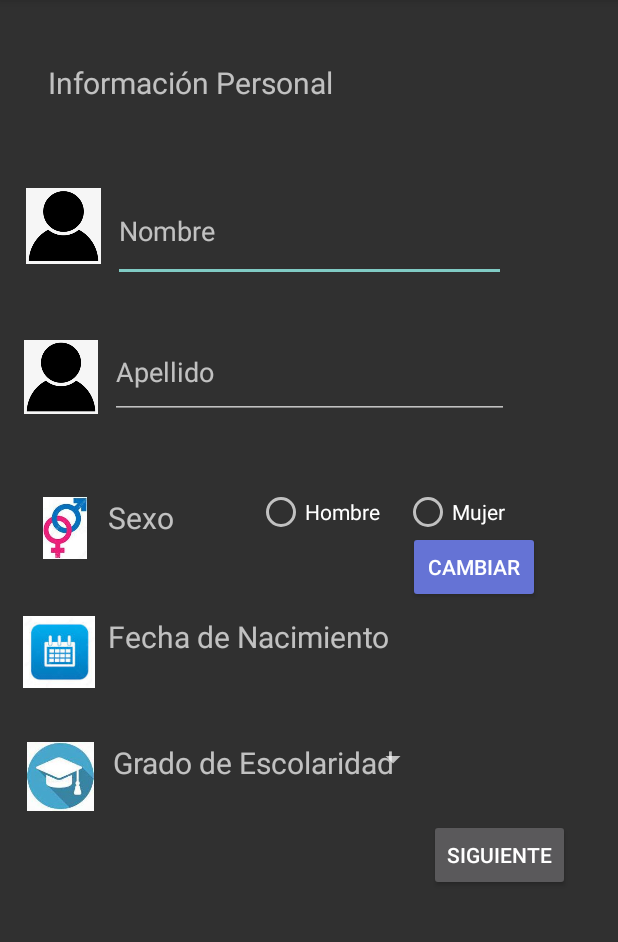
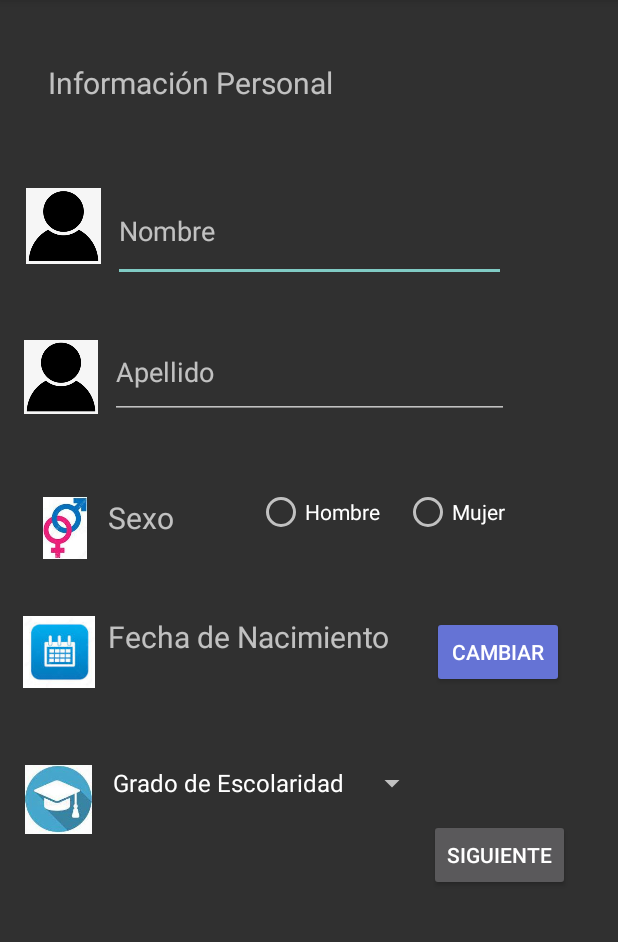
Before and after one commit to juangrestrepo/LasbCM20221-Gr10, an Android app: the screen it shows after launch (MainActivity), on a phone screen of 412 x 824 dp, the part 84-1026 px from its top. Run offline under Robolectric (Android 15) with nearby library versions, the phone set to English and light mode, and no system bars.

Commit message:
Se corrige campo Escolaridad

```diff
--- a/Lab1-UI/src/main/res/layout/activity_main.xml
+++ b/Lab1-UI/src/main/res/layout/activity_main.xml
@@ -11,24 +11,11 @@
         android:layout_width="218dp"
         android:layout_height="23dp"
         android:layout_alignBottom="@id/txtGrado"
-        android:layout_marginTop="56dp"
+        android:layout_marginTop="72dp"
         app:layout_constraintEnd_toEndOf="parent"
-        app:layout_constraintHorizontal_bias="0.352"
+        app:layout_constraintHorizontal_bias="0.347"
         app:layout_constraintStart_toStartOf="parent"
         app:layout_constraintTop_toBottomOf="@+id/txtFecha"
-        tools:ignore="MissingConstraints" />
-
-    <TextView
-        android:id="@+id/txtGrado"
-        android:layout_width="218dp"
-        android:layout_height="23dp"
-        android:layout_marginTop="124dp"
-        android:text="@string/grado"
-        android:textSize="20dp"
-        app:layout_constraintEnd_toEndOf="parent"
-        app:layout_constraintHorizontal_bias="0.388"
-        app:layout_constraintStart_toStartOf="parent"
-        app:layout_constraintTop_toBottomOf="@+id/opciones_sexo"
         tools:ignore="MissingConstraints" />
 
     <TextView
@@ -130,13 +117,12 @@
         android:id="@+id/btnCambiarFecha"
         android:layout_width="wrap_content"
         android:layout_height="wrap_content"
-        android:layout_marginStart="12dp"
-        android:layout_marginBottom="144dp"
+        android:layout_marginStart="28dp"
         android:backgroundTint="#6573D5"
         android:text="@string/cambiar"
         app:iconTint="#C52525"
-        app:layout_constraintBottom_toTopOf="@+id/button"
-        app:layout_constraintStart_toEndOf="@+id/txtFecha" />
+        app:layout_constraintStart_toEndOf="@+id/txtFecha"
+        app:layout_constraintTop_toTopOf="@+id/txtFecha" />
 
     <ImageView
         android:id="@+id/imageView7"
@@ -190,9 +176,9 @@
         android:id="@+id/imageView8"
         android:layout_width="46dp"
         android:layout_height="46dp"
-        android:layout_marginEnd="12dp"
-        app:layout_constraintEnd_toStartOf="@+id/txtGrado"
-        app:layout_constraintTop_toTopOf="@+id/txtGrado"
+        android:layout_marginEnd="5dp"
+        app:layout_constraintEnd_toStartOf="@+id/spinner"
+        app:layout_constraintTop_toTopOf="@+id/spinner"
         app:srcCompat="@drawable/graduacion" />
 
     <!--
--- a/Lab1-UI/src/main/res/values/strings.xml
+++ b/Lab1-UI/src/main/res/values/strings.xml
@@ -21,7 +21,7 @@
     <string name="selected_item">Selected item:</string>
 
     <string-array name="Languages">
-        <item></item>
+        <item>Grado de Escolaridad</item>
         <item>Primaria</item>
         <item>Secundaria</item>
         <item>Universitaria</item>
```
